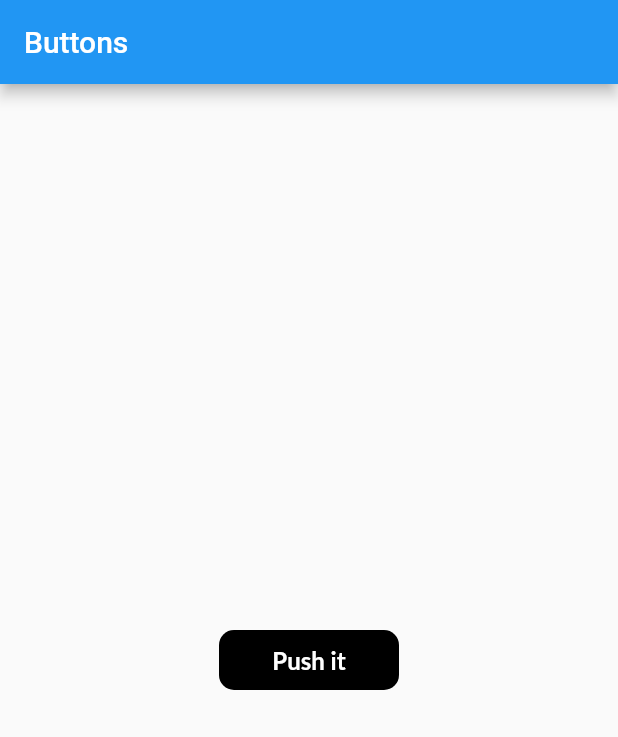
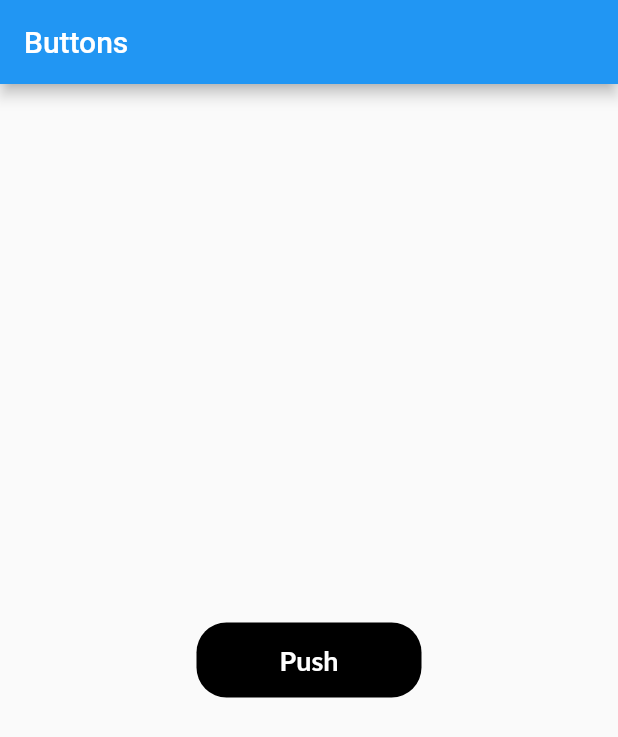
Before and after one commit to axijethwa74/Flutter_Button_Design, a Flutter app: the screen it shows after launch, on a phone screen of 412 x 824 dp. Shown: the top 737 px of the screen. Run offline on Flutter 3.47's test engine with Material 2 defaults, Android fonts, the phone set to English and light mode, and no system bars.

Commit message:
Bounce button

```diff
--- a/buttons/lib/Button_Designs/flat_btn.dart
+++ b/buttons/lib/Button_Designs/flat_btn.dart
@@ -1,74 +1,170 @@
 // ignore: unused_import
 // ignore_for_file: deprecated_member_use
 
+import 'package:buttons/Button_Designs/new.dart';
 import 'package:flutter/material.dart';
+// ignore: implementation_imports, unused_import
+import 'package:flutter/src/scheduler/ticker.dart';
 
-class Buttons extends StatelessWidget {
+// ignore: must_be_immutable
+class Buttons extends StatefulWidget {
    const Buttons({Key? key}) : super(key: key);
 
   @override
+  State<Buttons> createState() => _ButtonsState();
+}
+
+class _ButtonsState extends State<Buttons>with SingleTickerProviderStateMixin {
+  // ignore: unused_field
+  late AnimationController _animationController;
+
+  @override
+  void initState() {
+    super.initState();
+    _animationController =AnimationController(
+      duration: const Duration(milliseconds:50),
+      vsync:this,
+      lowerBound: 0.0,
+      upperBound: 0.1
+      )..addListener(() {
+        setState(() {
+
+        });
+      });
+  }
+  @override
   Widget build(BuildContext context) {
+
+    // ignore: unused_local_variable
+    var scale =1+ _animationController.value;
+
     return MaterialApp(
       debugShowCheckedModeBanner: false,
-
       home: Scaffold(
         appBar: AppBar(
           title: const Text("Buttons"),
         ),
         body:Column(
           mainAxisAlignment: MainAxisAlignment.center,
-        children: [
+        children:  [
+          // ignore: avoid_unnecessary_containers, sized_box_for_whitespace
           Center(
-
-            // child: Container(
-
-            //   width: 100,
-            //  decoration: BoxDecoration(
-            // borderRadius: BorderRadius.circular(20),
-            // color:  Colors.black,
-            // boxShadow: const [
-            //       BoxShadow(
-            //         color: Colors.grey,
-            //         offset: Offset(1, 1.0), //(x,y)
-            //         blurRadius: 6.0,
-            //       ),
-            //     ],
-            // ),
-            //   margin: const EdgeInsets.only(top: 10.0),
-              child:  Center(
-
-              child: SizedBox(
-                  width: 120,
-                   height: 40,
-
-                child: FlatButton(
-
+            child: GestureDetector(
+              onTap: (() {
+               Navigator.of(context).push(MaterialPageRoute(builder: (context)=> const New()));
+              }),
+               onTapDown: OnTapDown,
+                onTapUp: onTapUp,
+                onTapCancel: onTapCancel,
+              child: Transform.scale(
+                scale: scale,
+                child: Container(
+                  height: 50,
+                  width: 150,
+                  decoration:  BoxDecoration(
                     color: Colors.black,
-                  shape: RoundedRectangleBorder(
-                      borderRadius: BorderRadius.circular(10)),
-
-                  padding: const EdgeInsets.all(10),
-                  //  color: Colors.grey,
-                  onPressed: (){},
-                child:  const Center(
-                  child: Text('Push it',
+                    borderRadius: BorderRadius.circular(20),
+                  ),
+                  child: const Center(
+                    child: Text("Push",
                      style: TextStyle(
-                    fontSize: 16,
+                             fontSize: 18,
                                fontFamily: 'Lato-Black',
                                 fontWeight: FontWeight.w700,
                                color: Colors.white,
                                ),
+
+                    ),
+                  ),
+
                 ),
               ),
             ),
           ),
-           // ),
-           // ),
-         ),
-          ),
+
 ],
       ),
     ),
     );
   }
+
+  // ignore: non_constant_identifier_names
+  OnTapDown(TapDownDetails details){
+    _animationController.forward();
   }
+
+
+  onTapUp(TapUpDetails details){
+    _animationController.reverse();
+  }
+
+  onTapCancel(){
+    _animationController.reverse();
+  }
+
+
+
+}
+
+
+
+        //   Center(
+
+        //     // child: Container(
+
+        //     //   width: 100,
+        //     //  decoration: BoxDecoration(
+        //     // borderRadius: BorderRadius.circular(20),
+        //     // color:  Colors.black,
+        //     // boxShadow: const [
+        //     //       BoxShadow(
+        //     //         color: Colors.grey,
+        //     //         offset: Offset(1, 1.0), //(x,y)
+        //     //         blurRadius: 6.0,
+        //     //       ),
+        //     //     ],
+        //     // ),
+        //     //   margin: const EdgeInsets.only(top: 10.0),
+        //       child:  Center(
+
+        //       child: GestureDetector(
+        //         onTapDown: OnTapDown,
+        //         onTapUp: onTapUp,
+        //         onTapCancel: onTapCancel,
+
+        //         child: Transform.scale(
+        //           scale: scale,
+        //           // ignore: sized_box_for_whitespace
+        //           child: Container(
+        //               width: 120,
+        //                height: 40,
+
+        //             child: FlatButton(
+
+        //               color: Colors.black,
+        //               shape: RoundedRectangleBorder(
+        //                   borderRadius: BorderRadius.circular(10)),
+
+        //               padding: const EdgeInsets.all(10),
+        //               //  color: Colors.grey,
+        //               onPressed: (){
+        //                 _animationController;
+        //               },
+        //             child:  const Center(
+        //               child: Text('Push it',
+        //               style: TextStyle(
+        //                 fontSize: 16,
+        //                 fontFamily: 'Lato-Black',
+        //                 fontWeight: FontWeight.w700,
+        //                 color: Colors.white,
+        //                 ),
+        //               ),
+        //             ),
+        //             ),
+        //           ),
+        //         ),
+        //       ),
+        //    // ),
+        //    // ),
+        //  ),
+        //   ),
--- a/buttons/lib/main.dart
+++ b/buttons/lib/main.dart
@@ -1,3 +1,4 @@
+import 'package:buttons/Button_Designs/new.dart';
 import 'package:flutter/material.dart';
 
 import 'Button_Designs/flat_btn.dart';
@@ -18,6 +19,10 @@ class MyApp extends StatelessWidget {
       primarySwatch: Colors.blue,
       ),
       home: const Buttons(),
+
     );
+
   }
+
+
 }
```
Also changed, not shown: buttons/lib/Button_Designs/new.dart (added, +15 -0 lines). Lines whose indentation alone changed are shown as unchanged.
